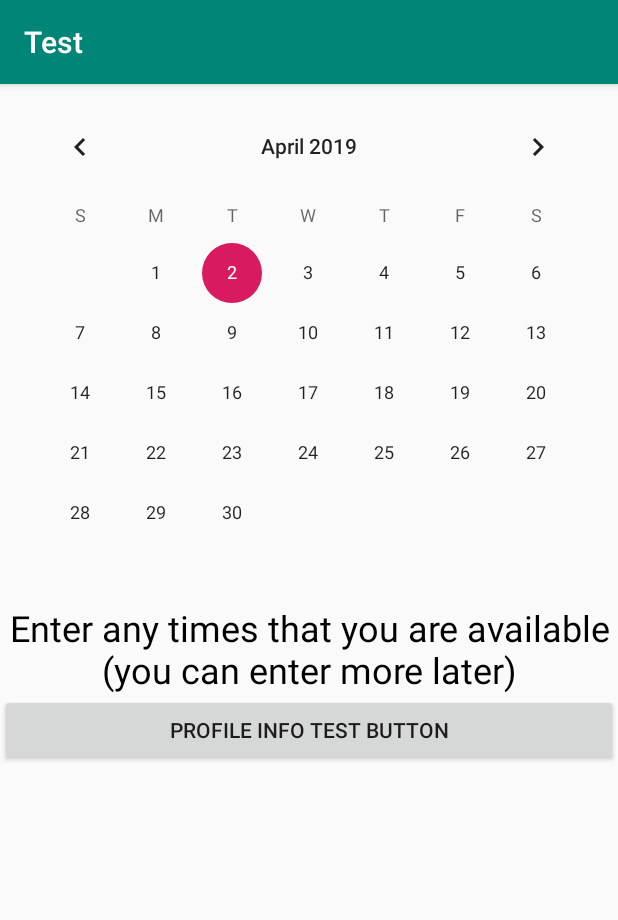
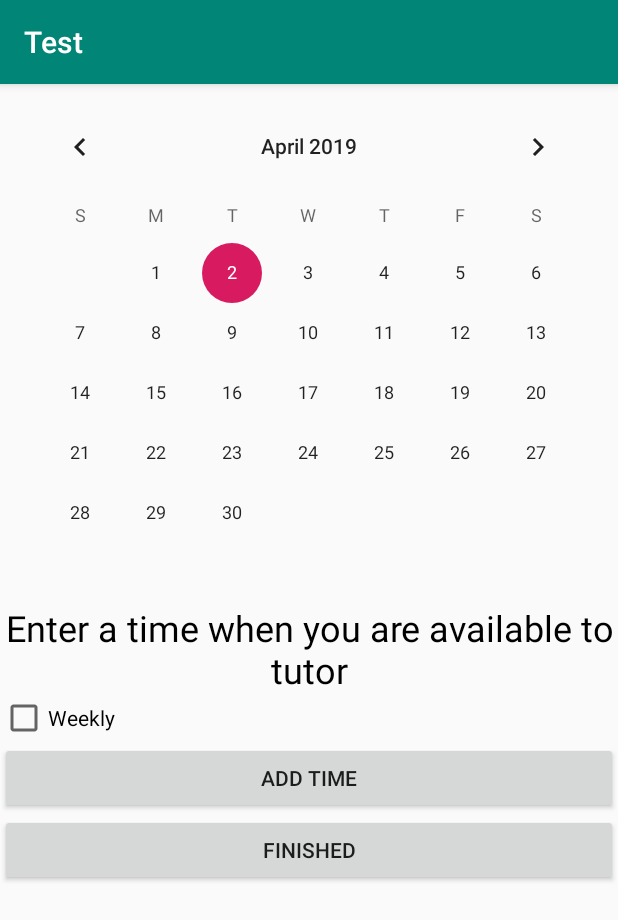
Before and after one commit to DanukGOAT/Android_Apps4Good, an Android app: the CalendarDisplay screen opened directly, with no data from a screen before it, on a phone screen of 412 x 824 dp. Shown: the top 920 px of the screen. Run offline under Robolectric (Android 15) with nearby library versions, the phone set to English and light mode, and no system bars.

Commit message:
Working on calendar

```diff
--- a/app/src/main/java/com/example/exampleapp/CalendarDisplay.java
+++ b/app/src/main/java/com/example/exampleapp/CalendarDisplay.java
@@ -28,8 +28,8 @@ public class CalendarDisplay extends AppCompatActivity {
 //                startActivity(intent);
             }
         });
-        Button testButton = findViewById(R.id.testButton);
-        testButton.setOnClickListener(new View.OnClickListener() {
+        Button finishedButton = findViewById(R.id.finishedButton);
+        finishedButton.setOnClickListener(new View.OnClickListener() {
             @Override
             public void onClick(View v) {
                 Intent intent = new Intent(CalendarDisplay.this, ProfileInfo.class);
@@ -37,6 +37,15 @@ public class CalendarDisplay extends AppCompatActivity {
                 startActivity(intent);
             }
         });
+        Button addTimeButton = findViewById(R.id.addTimeButton);
+        addTimeButton.setOnClickListener(new View.OnClickListener() {
+            @Override
+            public void onClick(View v) {
+                Intent intent = new Intent(CalendarDisplay.this, CalendarDisplay.class);
+                intent.putExtra("Personal Contact Information", date);
+                startActivity(intent);
+            }
+        });
 
     }
 }
--- a/app/src/main/res/layout/activity_calendar_display.xml
+++ b/app/src/main/res/layout/activity_calendar_display.xml
@@ -29,19 +29,33 @@
                 app:layout_constraintTop_toTopOf="parent" />
 
             <TextView
-                android:id="@+id/textView2"
+                android:id="@+id/calendarCaption"
                 android:layout_width="match_parent"
                 android:layout_height="wrap_content"
                 android:gravity="center"
-                android:text="Enter any times that you are available (you can enter more later)"
+                android:text="@string/calendarCaptionText"
                 android:textColor="@android:color/black"
                 android:textSize="24sp" />
 
-            <Button
-                android:id="@+id/testButton"
+            <CheckBox
+                android:id="@+id/weeklyCheckBox"
                 android:layout_width="match_parent"
                 android:layout_height="wrap_content"
-                android:text="Profile Info Test Button" />
+                android:text="@string/weeklyCheckBoxText" />
+
+            <Button
+                android:id="@+id/addTimeButton"
+                android:layout_width="match_parent"
+                android:layout_height="wrap_content"
+                android:text="@string/addTimeButtonText" />
+
+            <Button
+                android:id="@+id/finishedButton"
+                android:layout_width="match_parent"
+                android:layout_height="wrap_content"
+                android:text="@string/finishedButtonText"
+                tools:layout_editor_absoluteX="30dp"
+                tools:layout_editor_absoluteY="450dp" />
             <!--android:maxDate="10/22/2001"
                 android:minDate="10/22/2019"-->
         </LinearLayout>
--- a/app/src/main/res/values/strings.xml
+++ b/app/src/main/res/values/strings.xml
@@ -10,4 +10,8 @@
     <string name="title_activity_nav_bar">NavBar</string>
     <string name="debugButtonText">Debug</string>
     <string name="tutorExperience">Insert number of times you have tutored</string>
+    <string name="finishedButtonText">Finished</string>
+    <string name="weeklyCheckBoxText">Weekly</string>
+    <string name="addTimeButtonText">Add time</string>
+    <string name="calendarCaptionText">Enter a time when you are available to tutor</string>
 </resources>
```
Also changed, not shown: app/src/main/AndroidManifest.xml (+9 -8 lines), app/src/main/res/layout/activity_nav_bar.xml (+11 -2 lines).
